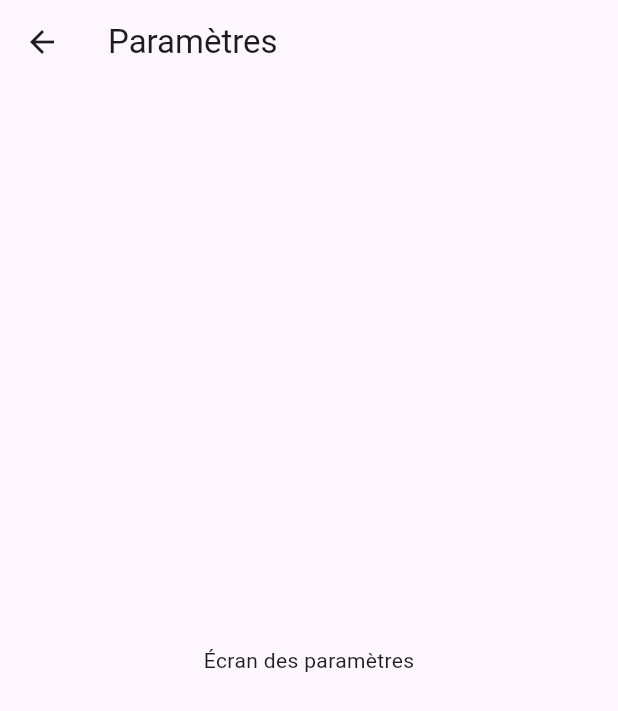
After one commit to Zyphorah/YoloBot-Explorer, a Flutter app: the screen it shows after launch, after a tap on the "menu" icon, after a tap on "Paramètres", on a phone screen of 412 x 824 dp. The commit adds this screen. Shown: the top 711 px of the screen. Run offline on Flutter 3.47's test engine with Material 3 defaults, Android fonts, the phone set to English and light mode, and no system bars; our stand-ins replace flutter_blue_plus.

Commit message:
Ajouter la classe paramètres

```diff
--- /dev/null
+++ b/mobile_app/lib/screens/settings.dart
@@ -0,0 +1,40 @@
+import 'package:flutter/material.dart';
+
+class SettingsScreen extends StatelessWidget {
+  const SettingsScreen({super.key});
+
+  @override
+  Widget build(BuildContext context) {
+    return Scaffold(
+      appBar: AppBar(
+        title: const Text('Paramètres'),
+      ),
+      body: const Center(
+        child: Text('Écran des paramètres'),
+      ),
+    );
+  }
+}
+
+class SettingsOption extends StatelessWidget {
+  final String title;
+  final IconData icon;
+  final VoidCallback onTap;
+
+  const SettingsOption({
+    required this.title,
+    required this.icon,
+    required this.onTap,
+    super.key,
+  });
+
+  @override
+  Widget build(BuildContext context) {
+    return ListTile(
+      leading: Icon(icon),
+      title: Text(title),
+      trailing: const Icon(Icons.arrow_forward_ios),
+      onTap: onTap,
+    );
+  }
+}
--- a/mobile_app/lib/widget/Menu/menu.dart
+++ b/mobile_app/lib/widget/Menu/menu.dart
@@ -15,6 +15,7 @@ class _MenuState extends State<Menu> with SingleTickerProviderStateMixin {
     'Écran de connexion BLE',
     'Commandes vocales',
     'Retour d’état',
+    'Paramètres',
   ];
 
   static const _initialDelayTime = Duration(milliseconds: 50);
--- a/mobile_app/lib/widget/Menu/menu_build_content/enfants/menu_buildlistItems.dart
+++ b/mobile_app/lib/widget/Menu/menu_build_content/enfants/menu_buildlistItems.dart
@@ -2,6 +2,7 @@ import 'package:flutter/material.dart';
 import '../../../../screens/scan_screen.dart';
 import '../../../../screens/voice_command.dart';
 import '../../../../screens/return_to_state.dart';
+import '../../../../screens/settings.dart';
 
 class MenuBuildListItems extends StatelessWidget {
   final AnimationController staggeredController;
@@ -21,6 +22,7 @@ class MenuBuildListItems extends StatelessWidget {
       Icons.bluetooth_rounded,
       Icons.mic_rounded,
       Icons.info_rounded,
+      Icons.settings_rounded,
     ];
 
     return Column(
@@ -73,6 +75,14 @@ class MenuBuildListItems extends StatelessWidget {
                             Navigator.pop(context);
                           },
                         ),
+                      ),
+                    );
+                  }
+                  if (i == 3) {
+                    Navigator.push(
+                      context,
+                      MaterialPageRoute(
+                        builder: (context) => const SettingsScreen(),
                       ),
                     );
                   }
```
